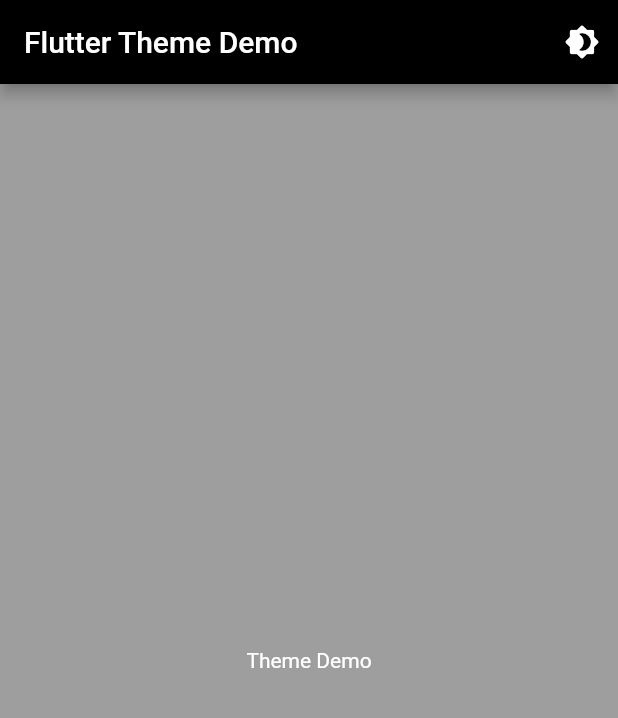
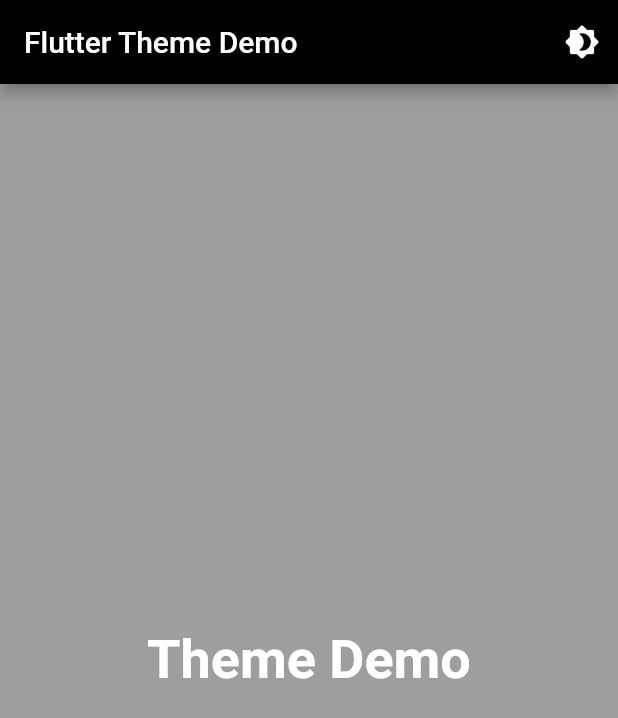
Before and after one commit to Netesh5/flutter_theme_management, a Flutter app: the screen it shows after launch, on a phone screen of 412 x 824 dp. Shown: the top 718 px of the screen. Run offline on Flutter 3.47's test engine with Material 2 defaults, Android fonts, the light colour scheme and no system bars.

Commit message:
theme_provider

```diff
--- a/lib/screens/homepage.dart
+++ b/lib/screens/homepage.dart
@@ -29,7 +29,10 @@ class _HomepageState extends State<Homepage> {
           titleTextStyle: Theme.of(context).textTheme.headline6,
         ),
         body: const Center(
-          child: Text("Theme Demo"),
+          child: Text(
+            "Theme Demo",
+            style: TextStyle(fontWeight: FontWeight.bold, fontSize: 36),
+          ),
         ));
   }
 }
```
